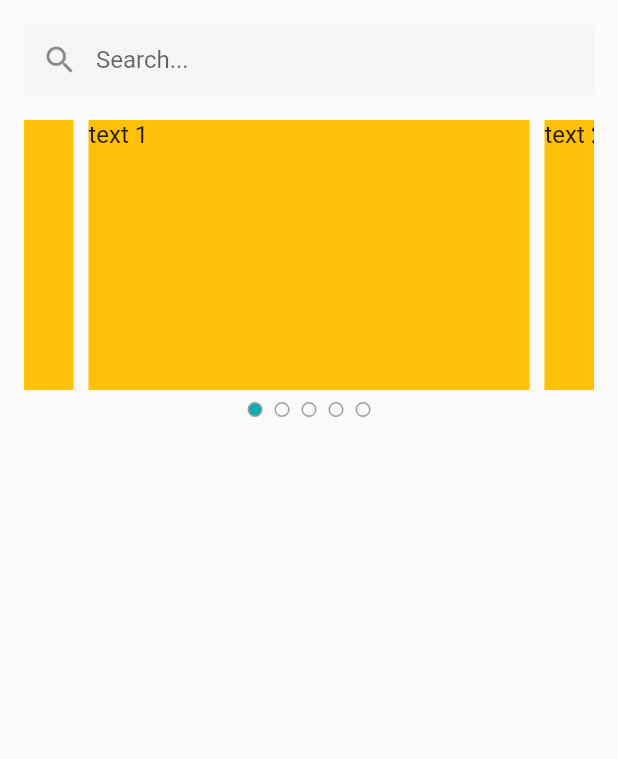
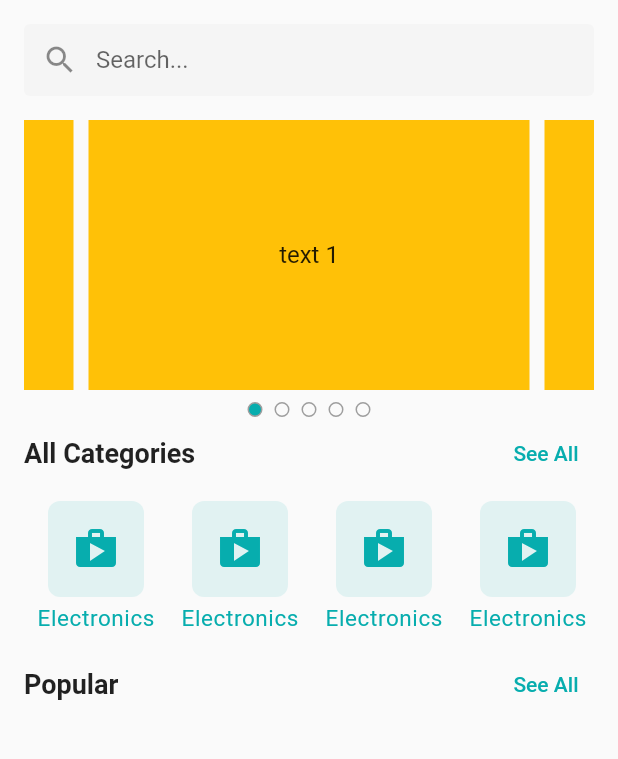
Before and after one commit to mahamudhasan0/Ecommerce, a Flutter app: the screen it shows after launch, on a phone screen of 412 x 824 dp, the part 84-843 px from its top. Run offline on Flutter 3.47's test engine with Material 2 defaults, Android fonts, the phone set to English and light mode, and no system bars; drawn by our look-alikes of carousel_slider; our stand-ins replace flutter_svg, get, pin_code_fields.

Commit message:
category card has been added

```diff
--- a/lib/presentation/ui/screens/home_screen.dart
+++ b/lib/presentation/ui/screens/home_screen.dart
@@ -1,7 +1,7 @@
-import 'package:carousel_slider/carousel_slider.dart';
-import 'package:ecommerce/presentation/ui/utility/app_color.dart';
+import 'package:ecommerce/presentation/ui/widgets/category_card.dart';
 import 'package:ecommerce/presentation/ui/widgets/circular_icon_button.dart';
-import 'package:ecommerce/presentation/ui/widgets/home_slider.dart';
+import 'package:ecommerce/presentation/ui/widgets/home_widgets/home_slider.dart';
+import 'package:ecommerce/presentation/ui/widgets/section_header.dart';
 import 'package:flutter/material.dart';
 import 'package:flutter_svg/flutter_svg.dart';
 
@@ -13,7 +13,6 @@ class HomeScreen extends StatefulWidget {
 }
 
 class _HomeScreenState extends State<HomeScreen> {
-
   @override
   Widget build(BuildContext context) {
     return Scaffold(
@@ -66,7 +65,31 @@ class _HomeScreenState extends State<HomeScreen> {
               const SizedBox(
                 height: 16,
               ),
-             const HomeSlider(),
+              const HomeSlider(),
+              SectionHeader(
+                title: 'All Categories',
+                onTap: () {},
+              ),
+              const SizedBox(
+                height: 8,
+              ),
+              SizedBox(
+                height: 90,
+                child: ListView.builder(
+                  itemCount: 10,
+                  scrollDirection: Axis.horizontal,
+                  itemBuilder: (context, index) {
+                    return const CategoryCard();
+                  },
+                ),
+              ),
+              const SizedBox(
+                height: 8,
+              ),
+              SectionHeader(
+                title: 'Popular',
+                onTap: () {},
+              ),
             ],
           ),
         ),
--- /dev/null
+++ b/lib/presentation/ui/widgets/category_card.dart
@@ -0,0 +1,37 @@
+import 'package:ecommerce/presentation/ui/utility/app_color.dart';
+import 'package:flutter/material.dart';
+
+class CategoryCard extends StatelessWidget {
+  const CategoryCard({super.key});
+
+  @override
+  Widget build(BuildContext context) {
+    return Padding(
+      padding: const EdgeInsets.symmetric(horizontal: 8.0),
+      child: Column(
+        children: [
+          Container(
+            margin: const EdgeInsets.symmetric(horizontal: 8),
+            padding: const EdgeInsets.all(16),
+            decoration: BoxDecoration(
+                color: AppColor.primaryColor.withOpacity(0.1),
+                borderRadius: BorderRadius.circular(8)),
+            child: const Icon(
+              Icons.shop,
+              size: 32,
+              color: AppColor.primaryColor,
+            ),
+          ),
+          const SizedBox(
+            height: 5,
+          ),
+          const Text(
+            'Electronics',
+            style: TextStyle(
+                fontSize: 15, color: AppColor.primaryColor, letterSpacing: 0.4),
+          ),
+        ],
+      ),
+    );
+  }
+}
--- a/lib/presentation/ui/widgets/home_slider.dart
+++ b/lib/presentation/ui/widgets/home_widgets/home_slider.dart
@@ -11,6 +11,7 @@ class HomeSlider extends StatefulWidget {
 
 class _HomeSliderState extends State<HomeSlider> {
   final ValueNotifier<int> _selectedSlider = ValueNotifier(0);
+
   @override
   Widget build(BuildContext context) {
     return Column(
@@ -23,20 +24,23 @@ class _HomeSliderState extends State<HomeSlider> {
               onPageChanged: (int page, _) {
                 _selectedSlider.value = page;
               }),
-          items: [1, 2, 3, 4, 5].map((i) {
+          items: [1, 2, 3, 4, 5].map(
+            (i) {
               return Builder(
                 builder: (BuildContext context) {
                   return Container(
                       width: MediaQuery.of(context).size.width,
                       margin: const EdgeInsets.symmetric(horizontal: 5.0),
                       decoration: const BoxDecoration(color: Colors.amber),
+                      alignment: Alignment.center,
                       child: Text(
                         'text $i',
                         style: const TextStyle(fontSize: 16.0),
                       ));
                 },
               );
-          }).toList(),
+            },
+          ).toList(),
         ),
         const SizedBox(
           height: 8,
@@ -46,7 +50,8 @@ class _HomeSliderState extends State<HomeSlider> {
           builder: (context, value, _) {
             List<Widget> list = [];
             for (int i = 0; i < 5; i++) {
-              list.add(Container(
+              list.add(
+                Container(
                   height: 10,
                   width: 10,
                   margin: const EdgeInsets.symmetric(horizontal: 4),
@@ -55,14 +60,15 @@ class _HomeSliderState extends State<HomeSlider> {
                     borderRadius: BorderRadius.circular(30),
                     color: value == i ? AppColor.primaryColor : null,
                   ),
-              ));
+                ),
+              );
             }
             return Row(
               mainAxisAlignment: MainAxisAlignment.center,
               children: list,
             );
           },
-        )
+        ),
       ],
     );
   }
--- /dev/null
+++ b/lib/presentation/ui/widgets/section_header.dart
@@ -0,0 +1,25 @@
+import 'package:flutter/material.dart';
+
+class SectionHeader extends StatelessWidget {
+  const SectionHeader({super.key, required this.title, required this.onTap});
+
+  final String title;
+  final VoidCallback onTap;
+
+  @override
+  Widget build(BuildContext context) {
+    return Row(
+      mainAxisAlignment: MainAxisAlignment.spaceBetween,
+      children: [
+        Text(
+          title,
+          style: const TextStyle(fontSize: 18, fontWeight: FontWeight.w700),
+        ),
+        TextButton(
+          onPressed: onTap,
+          child: const Text('See All'),
+        ),
+      ],
+    );
+  }
+}
```
Lines whose indentation alone changed are shown as unchanged.
